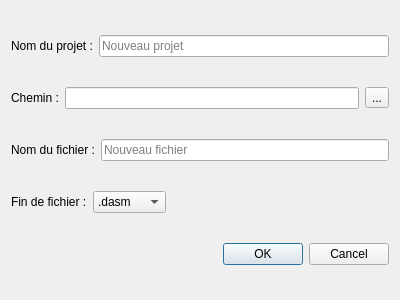
The window that src/nouveauprojet.ui (L3nn0x/Compact) describes before a commit, drawn with Qt 5.
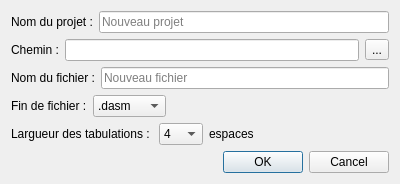
The same window after the commit.

What changed in the file:
```diff
--- a/src/nouveauprojet.ui
+++ b/src/nouveauprojet.ui
@@ -7,7 +7,7 @@
     <x>0</x>
     <y>0</y>
     <width>400</width>
-    <height>300</height>
+    <height>181</height>
    </rect>
   </property>
   <property name="windowTitle">
@@ -17,7 +17,7 @@
    <bool>false</bool>
   </property>
   <layout class="QGridLayout" name="gridLayout">
-   <item row="7" column="0">
+   <item row="8" column="0">
     <widget class="QDialogButtonBox" name="buttonBox">
      <property name="orientation">
       <enum>Qt::Horizontal</enum>
@@ -134,6 +134,64 @@
      </item>
     </layout>
    </item>
+   <item row="7" column="0">
+    <layout class="QHBoxLayout" name="horizontalLayout_5">
+     <item>
+      <widget class="QLabel" name="label_5">
+       <property name="text">
+        <string>Largueur des tabulations : </string>
+       </property>
+      </widget>
+     </item>
+     <item>
+      <widget class="QComboBox" name="tabulations">
+       <property name="currentIndex">
+        <number>2</number>
+       </property>
+       <item>
+        <property name="text">
+         <string>16</string>
+        </property>
+       </item>
+       <item>
+        <property name="text">
+         <string>8</string>
+        </property>
+       </item>
+       <item>
+        <property name="text">
+         <string>4</string>
+        </property>
+       </item>
+       <item>
+        <property name="text">
+         <string>2</string>
+        </property>
+       </item>
+      </widget>
+     </item>
+     <item>
+      <widget class="QLabel" name="label_6">
+       <property name="text">
+        <string>espaces</string>
+       </property>
+      </widget>
+     </item>
+     <item>
+      <spacer name="horizontalSpacer_2">
+       <property name="orientation">
+        <enum>Qt::Horizontal</enum>
+       </property>
+       <property name="sizeHint" stdset="0">
+        <size>
+         <width>40</width>
+         <height>20</height>
+        </size>
+       </property>
+      </spacer>
+     </item>
+    </layout>
+   </item>
   </layout>
  </widget>
  <resources/>
```
